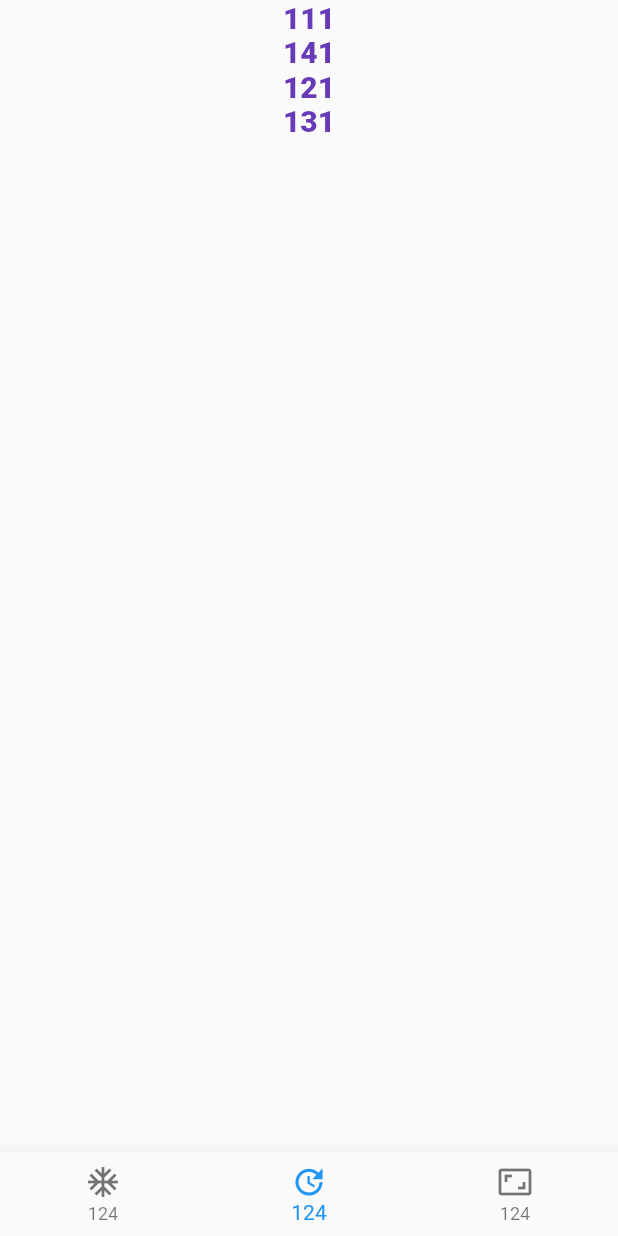
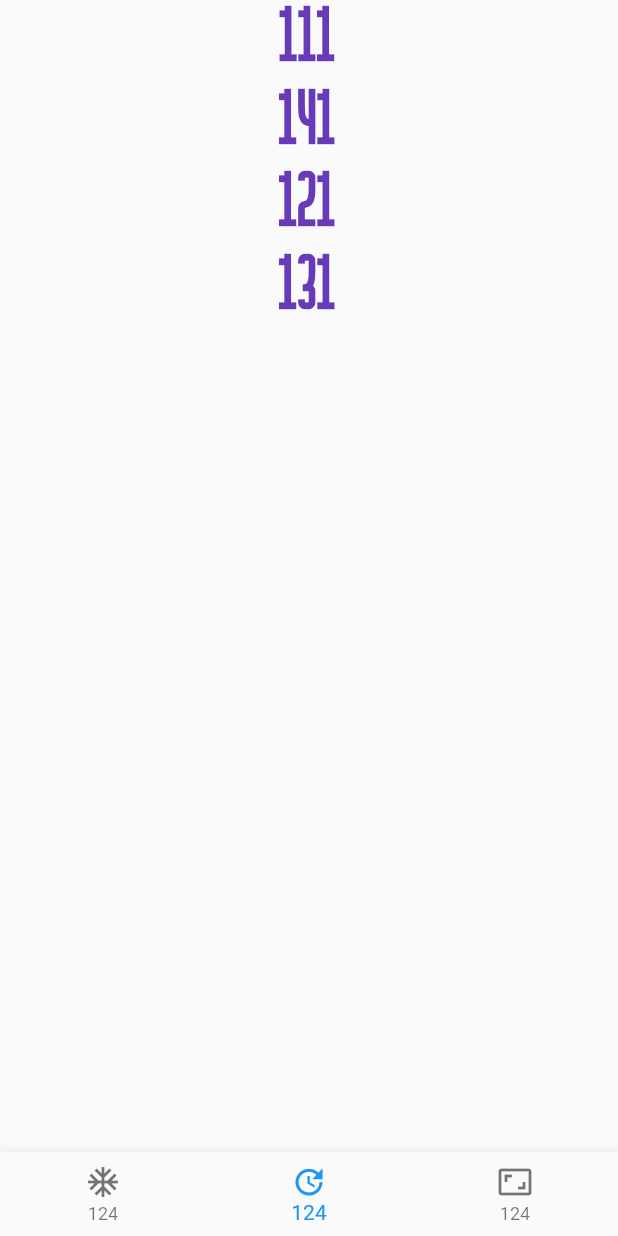
Before and after one commit to cup-of-Aygiz/playpepe, a Flutter app: the screen it shows after launch, item 2 of the bottom bar chosen, on a phone screen of 412 x 824 dp. Run offline on Flutter 3.47's test engine with Material 2 defaults, Android fonts, the phone set to English and light mode, and no system bars.

Commit message:
added font, fix warning

```diff
--- a/lib/pages/blabla_page.dart
+++ b/lib/pages/blabla_page.dart
@@ -1,7 +1,6 @@
 import 'package:flutter/cupertino.dart';
 
 class BlaBlaPage extends StatefulWidget {
-
   @override
   _BlaBlaPageState createState() => _BlaBlaPageState();
 }
--- a/lib/pages/updet_page.dart
+++ b/lib/pages/updet_page.dart
@@ -13,7 +13,9 @@ class _UpdetPageState extends State<UpdetPage> {
   Widget build(BuildContext context) {
     return Column(
       children: [
-        Container(height: MediaQuery.of(context).padding.top,),
+        Container(
+          height: MediaQuery.of(context).padding.top,
+        ),
         Center(
           child: Text(
             "111",
--- a/lib/ui/config.dart
+++ b/lib/ui/config.dart
@@ -16,6 +16,7 @@ class AppText {
   static const textStyle = const TextStyle(
     fontWeight: FontWeight.w800,
     color: Colors.deepPurple,
-    fontSize: 20,
+    fontFamily: 'Cramaten',
+    fontSize: 50,
   );
 }
```
Also changed, not shown: lib/pages/fight_page.dart (+7 -6 lines), lib/pages/home_page.dart (+5 -7 lines), pubspec.yaml (+6 -6 lines), assets/font/Cramaten.ttf (added).
